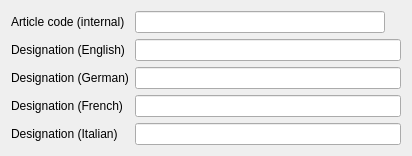
The window that tools/mdtcablelist/src/mdtClArticleEditor.ui (scandyna/multidiagtools) describes before a commit, drawn with Qt 5.
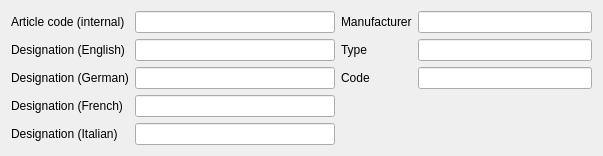
The same window after the commit.

```diff
--- a/tools/mdtcablelist/src/mdtClArticleEditor.ui
+++ b/tools/mdtcablelist/src/mdtClArticleEditor.ui
@@ -6,14 +6,16 @@
    <rect>
     <x>0</x>
     <y>0</y>
-    <width>412</width>
-    <height>149</height>
+    <width>603</width>
+    <height>151</height>
    </rect>
   </property>
   <property name="windowTitle">
    <string>Form</string>
   </property>
-  <layout class="QFormLayout" name="formLayout">
+  <layout class="QHBoxLayout" name="horizontalLayout">
+   <item>
+    <layout class="QFormLayout" name="formLayout_2">
    <item row="0" column="0">
     <widget class="QLabel" name="lb_ArticleCode">
      <property name="text">
@@ -104,6 +106,79 @@
       </size>
      </property>
     </widget>
+     </item>
+    </layout>
+   </item>
+   <item>
+    <layout class="QVBoxLayout" name="verticalLayout">
+     <item>
+      <layout class="QFormLayout" name="formLayout">
+       <item row="0" column="0">
+        <widget class="QLabel" name="lb_Manufacturer">
+         <property name="text">
+          <string>Manufacturer</string>
+         </property>
+        </widget>
+       </item>
+       <item row="0" column="1">
+        <widget class="QLineEdit" name="fld_Manufacturer">
+         <property name="minimumSize">
+          <size>
+           <width>150</width>
+           <height>0</height>
+          </size>
+         </property>
+         <property name="maximumSize">
+          <size>
+           <width>230</width>
+           <height>16777215</height>
+          </size>
+         </property>
+        </widget>
+       </item>
+       <item row="1" column="0">
+        <widget class="QLabel" name="lb_ManufacturerType">
+         <property name="text">
+          <string>Type</string>
+         </property>
+        </widget>
+       </item>
+       <item row="1" column="1">
+        <widget class="QLineEdit" name="fld_ManufacturerType">
+         <property name="maximumSize">
+          <size>
+           <width>250</width>
+           <height>16777215</height>
+          </size>
+         </property>
+        </widget>
+       </item>
+       <item row="2" column="0">
+        <widget class="QLabel" name="lb_ManufacturerCode">
+         <property name="text">
+          <string>Code</string>
+         </property>
+        </widget>
+       </item>
+       <item row="2" column="1">
+        <widget class="QLineEdit" name="fld_ManufacturerCode"/>
+       </item>
+      </layout>
+     </item>
+     <item>
+      <spacer name="verticalSpacer">
+       <property name="orientation">
+        <enum>Qt::Vertical</enum>
+       </property>
+       <property name="sizeHint" stdset="0">
+        <size>
+         <width>20</width>
+         <height>18</height>
+        </size>
+       </property>
+      </spacer>
+     </item>
+    </layout>
    </item>
   </layout>
  </widget>
```
Lines whose indentation alone changed are shown as unchanged.
